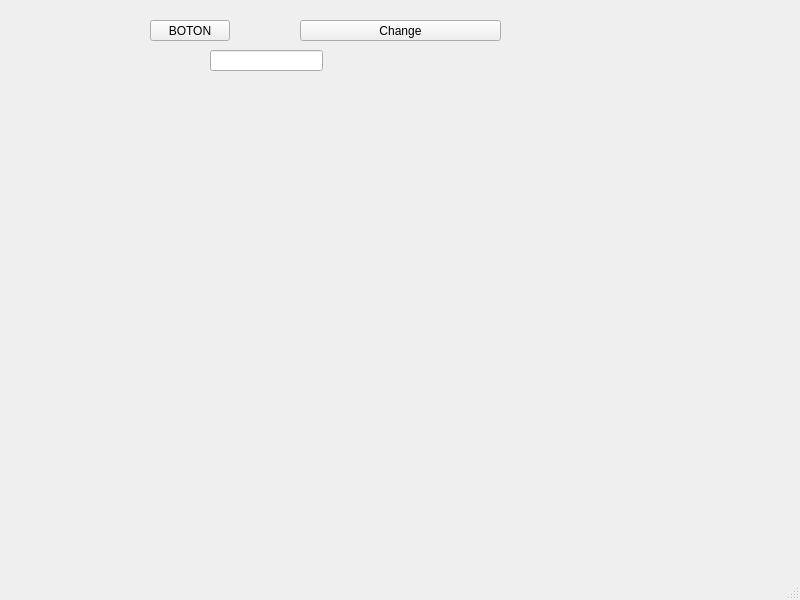
Old version of the form mainwindow.ui in the repository MaximusTRX/Compu3.
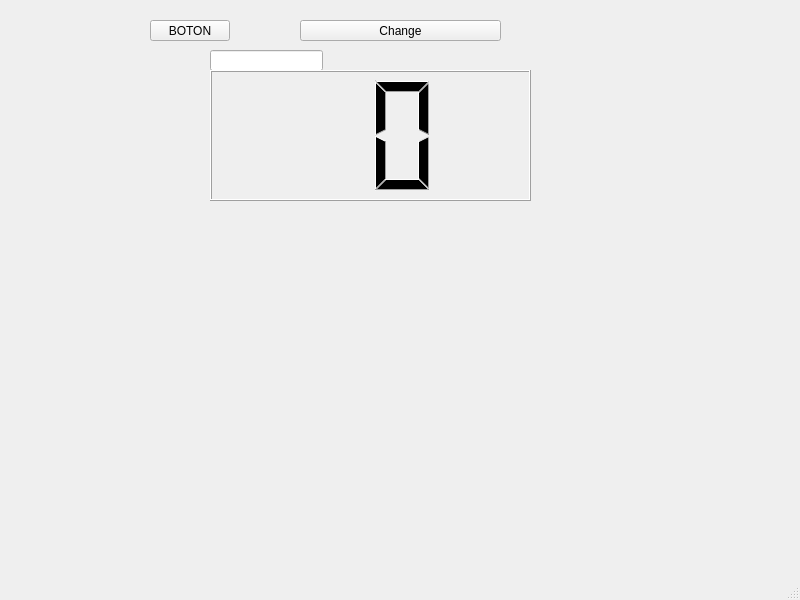
New version of the form.

What changed in the file:
```diff
--- a/mainwindow.ui
+++ b/mainwindow.ui
@@ -50,6 +50,25 @@
      </rect>
     </property>
    </widget>
+   <widget class="QLCDNumber" name="lcdNumber">
+    <property name="geometry">
+     <rect>
+      <x>210</x>
+      <y>70</y>
+      <width>321</width>
+      <height>131</height>
+     </rect>
+    </property>
+    <property name="font">
+     <font>
+      <weight>75</weight>
+      <bold>true</bold>
+     </font>
+    </property>
+    <property name="digitCount">
+     <number>2</number>
+    </property>
+   </widget>
   </widget>
   <widget class="QMenuBar" name="menubar">
    <property name="geometry">
```
